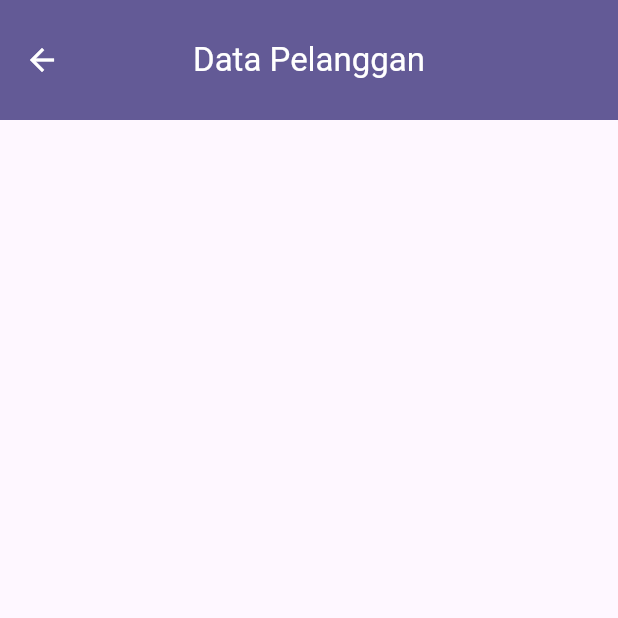
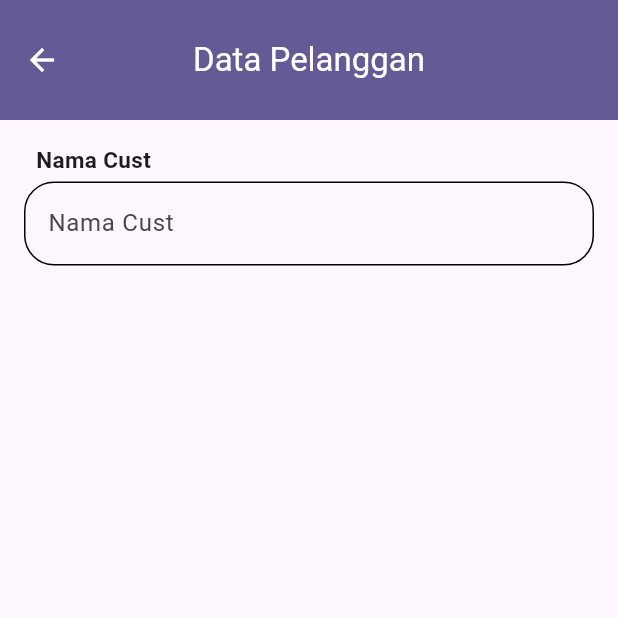
Before and after one commit to emzhran/20220140118_UCP1Flutter, a Flutter app: the DataPelanggan screen opened directly, on a phone screen of 412 x 824 dp, the top half of it. Run offline on Flutter 3.47's test engine with Material 3 defaults, Android fonts, the phone set to English and light mode, and no system bars.

Commit message:
menambahkan TextFormField untuk input nama customer dan menambahkan alamat controller

```diff
--- a/lib/data_pelanggan.dart
+++ b/lib/data_pelanggan.dart
@@ -13,6 +13,7 @@ class _DataPelangganState extends State<DataPelanggan> {
   final TextEditingController noHpController = TextEditingController();
   final TextEditingController provinsiController = TextEditingController();
   final TextEditingController kdPosController = TextEditingController();
+  final TextEditingController alamatController = TextEditingController();
 
   @override
   Widget build(BuildContext context) {
@@ -29,6 +30,41 @@ class _DataPelangganState extends State<DataPelanggan> {
           icon: Icon(Icons.arrow_back, color: Colors.white),
         ),
       ),
+      body: Padding(
+        padding: const EdgeInsets.all(16),
+        child: Column(
+          crossAxisAlignment: CrossAxisAlignment.start,
+          children: [
+            Padding(
+              padding: EdgeInsets.only(left: 8.0),
+              child: Text(
+                'Nama Cust',
+                style: TextStyle(fontSize: 15, fontWeight: FontWeight.bold),
+              ),
+            ),
+            const SizedBox(height: 4),
+            TextFormField(
+              controller: namaCustomerController,
+              decoration: InputDecoration(
+                border: OutlineInputBorder(
+                  borderRadius: BorderRadius.circular(20.0),
+                ),
+                enabledBorder: OutlineInputBorder(
+                  borderRadius: BorderRadius.circular(20.0),
+                  borderSide: BorderSide(color: Colors.black),
+                ),
+                hintText: 'Nama Cust',
+              ),
+              validator: (value) {
+                if (value == null || value.isEmpty) {
+                  return 'Cust tidak boleh kosong';
+                }
+                return null;
+              },
+            ),
+          ],
+        ),
+      ),
     );
   }
 }
```
